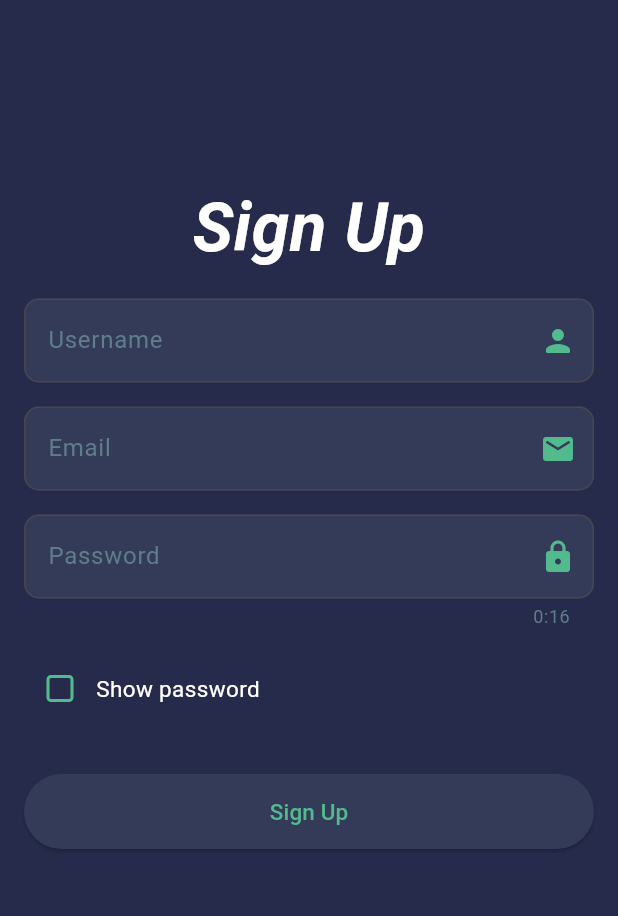
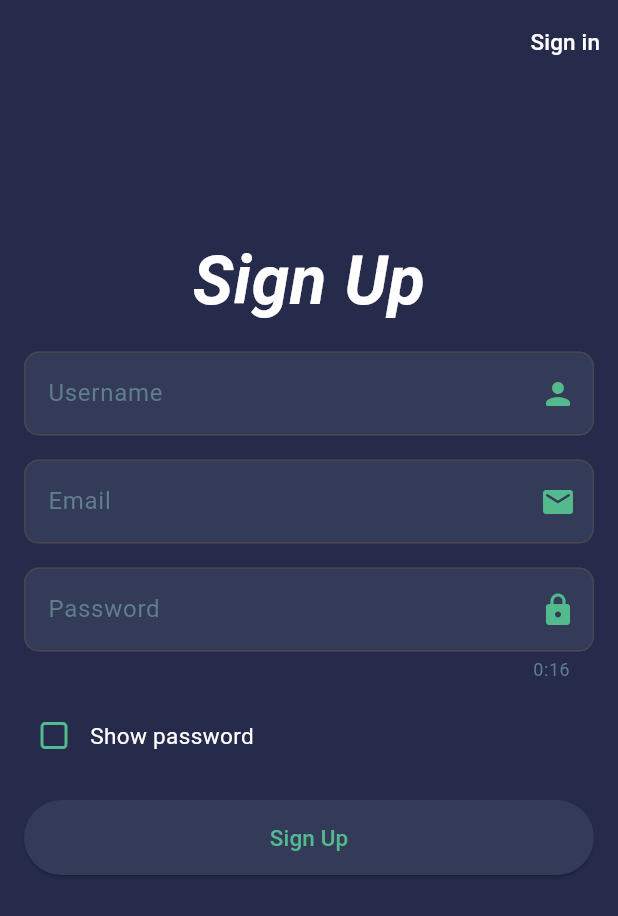
Before and after one commit to Fasliddin/Bubble, a Flutter app: the screen it shows after launch, on a phone screen of 412 x 824 dp. Shown: the top 916 px of the screen. Run offline on Flutter 3.47's test engine with Material 3 defaults, Android fonts, the phone set to English and light mode, and no system bars; our stand-ins replace flutter_svg, intl_phone_field, loading_animation_widget.

Commit message:
sign in va sign up tugmalari qo'shildi

```diff
--- a/bubble/lib/screens/sign_up_screen.dart
+++ b/bubble/lib/screens/sign_up_screen.dart
@@ -1,6 +1,7 @@
 import 'package:bubble/data/colors.dart';
 import 'package:bubble/data/variables.dart';
 import 'package:bubble/screens/home_screen.dart';
+import 'package:bubble/screens/sign_in_screen.dart';
 import 'package:flutter/material.dart';
 
 class SignUp extends StatefulWidget {
@@ -68,17 +69,40 @@ class _SignUpState extends State<SignUp> {
     Size size = MediaQuery.of(context).size;
     return Scaffold(
       backgroundColor: background,
+      appBar: AppBar(
+        backgroundColor: background,
+        iconTheme: IconThemeData(
+          color: Colors.white,
+        ),
+        actions: [
+          TextButton(
+            onPressed: () {
+              Navigator.push(
+                context,
+                MaterialPageRoute(
+                  builder: (context) => SignIn(),
+                ),
+              );
+            },
+            child: Text(
+              "Sign in",
+              style: usernameStyle,
+            ),
+          ),
+        ],
+      ),
       body: Container(
         decoration: const BoxDecoration(
           color: background,
         ),
         child: Padding(
           padding: const EdgeInsets.all(8.0),
+          child: SingleChildScrollView(
             child: Column(
               mainAxisAlignment: MainAxisAlignment.start,
               children: [
                 SizedBox(
-                height: size.height / 8,
+                  height: size.height / 10,
                 ),
                 const Padding(
                   padding: EdgeInsets.all(8.0),
@@ -211,7 +235,7 @@ class _SignUpState extends State<SignUp> {
                   ),
                 ),
                 Padding(
-                padding: const EdgeInsets.all(8.0),
+                  padding: const EdgeInsets.all(4.0),
                   child: Row(
                     children: [
                       GestureDetector(
@@ -253,7 +277,7 @@ class _SignUpState extends State<SignUp> {
                 Padding(
                   padding: const EdgeInsets.symmetric(
                     horizontal: 8,
-                  vertical: 25,
+                    vertical: 15,
                   ),
                   child: Builder(builder: (context) {
                     return ElevatedButton(
@@ -286,6 +310,7 @@ class _SignUpState extends State<SignUp> {
             ),
           ),
         ),
+      ),
     );
   }
 }
```
Also changed, not shown: bubble/lib/screens/account_screen.dart (+31 -0 lines), bubble/lib/screens/home_screen.dart (+6 -6 lines), bubble/lib/screens/messages_screen.dart (+2 -18 lines), bubble/lib/screens/sign_in_screen.dart (+32 -1 lines). Lines whose indentation alone changed are shown as unchanged.
